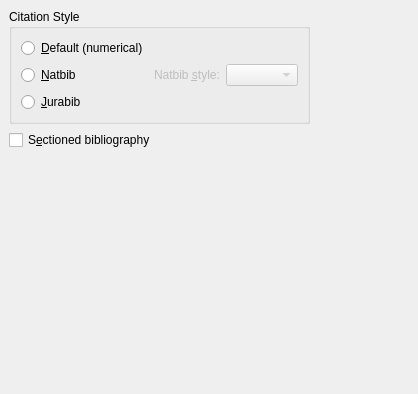
Before: the Qt Designer form src/frontends/qt4/ui/BiblioUi.ui in cburschka/lyx, drawn with Qt 5.
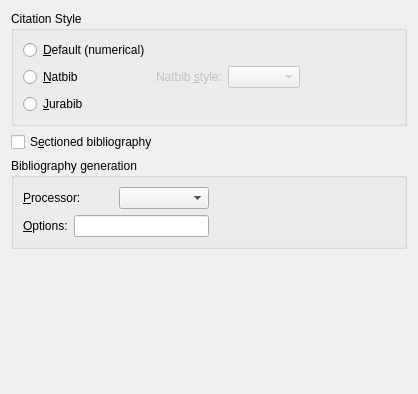
After: the same form once the commit is applied.

Commit message:
* Per-document setting for bibtex and makeindex.
File format change.

```diff
--- a/src/frontends/qt4/ui/BiblioUi.ui
+++ b/src/frontends/qt4/ui/BiblioUi.ui
@@ -12,45 +12,16 @@
   <property name="windowTitle" >
    <string/>
   </property>
-  <layout class="QGridLayout" >
-   <property name="margin" >
-    <number>9</number>
-   </property>
-   <property name="spacing" >
-    <number>6</number>
-   </property>
+  <layout class="QGridLayout" name="gridLayout_3" >
    <item row="0" column="0" >
     <widget class="QGroupBox" name="CiteStyleBG" >
      <property name="title" >
       <string>Citation Style</string>
      </property>
-     <layout class="QGridLayout" >
-      <property name="margin" >
-       <number>9</number>
-      </property>
-      <property name="spacing" >
-       <number>6</number>
-      </property>
-      <item row="2" column="0" >
-       <widget class="QRadioButton" name="citeJurabibRB" >
-        <property name="toolTip" >
-         <string>Use the jurabib styles for law and humanities</string>
-        </property>
-        <property name="text" >
-         <string>&amp;Jurabib</string>
-        </property>
-       </widget>
-      </item>
-      <item row="1" column="0" >
-       <widget class="QRadioButton" name="citeNatbibRB" >
-        <property name="toolTip" >
-         <string>Use the natbib styles for natural sciences and arts</string>
-        </property>
-        <property name="text" >
-         <string>&amp;Natbib</string>
-        </property>
-       </widget>
-      </item>
+     <property name="flat" >
+      <bool>true</bool>
+     </property>
+     <layout class="QGridLayout" name="gridLayout" >
       <item row="0" column="0" >
        <widget class="QRadioButton" name="citeDefaultRB" >
         <property name="toolTip" >
@@ -61,14 +32,24 @@
         </property>
        </widget>
       </item>
+      <item row="1" column="0" >
+       <widget class="QRadioButton" name="citeNatbibRB" >
+        <property name="toolTip" >
+         <string>Use the natbib styles for natural sciences and arts</string>
+        </property>
+        <property name="text" >
+         <string>&amp;Natbib</string>
+        </property>
+       </widget>
+      </item>
       <item row="1" column="1" >
        <layout class="QHBoxLayout" >
-        <property name="margin" >
-         <number>0</number>
-        </property>
         <property name="spacing" >
          <number>6</number>
         </property>
+        <property name="margin" >
+         <number>0</number>
+        </property>
         <item>
          <widget class="QLabel" name="citationStyleL" >
           <property name="enabled" >
@@ -88,9 +69,7 @@
            <bool>false</bool>
           </property>
           <property name="sizePolicy" >
-           <sizepolicy>
-            <hsizetype>0</hsizetype>
-            <vsizetype>0</vsizetype>
+           <sizepolicy vsizetype="Fixed" hsizetype="Fixed" >
             <horstretch>0</horstretch>
             <verstretch>0</verstretch>
            </sizepolicy>
@@ -99,23 +78,33 @@
         </item>
        </layout>
       </item>
+      <item row="1" column="2" >
+       <spacer>
+        <property name="orientation" >
+         <enum>Qt::Horizontal</enum>
+        </property>
+        <property name="sizeHint" stdset="0" >
+         <size>
+          <width>40</width>
+          <height>20</height>
+         </size>
+        </property>
+       </spacer>
+      </item>
+      <item row="2" column="0" >
+       <widget class="QRadioButton" name="citeJurabibRB" >
+        <property name="toolTip" >
+         <string>Use the jurabib styles for law and humanities</string>
+        </property>
+        <property name="text" >
+         <string>&amp;Jurabib</string>
+        </property>
+       </widget>
+      </item>
      </layout>
     </widget>
    </item>
-   <item row="0" column="1" >
-    <spacer>
-     <property name="orientation" >
-      <enum>Qt::Horizontal</enum>
-     </property>
-     <property name="sizeHint" >
-      <size>
-       <width>40</width>
-       <height>20</height>
-      </size>
-     </property>
-    </spacer>
-   </item>
-   <item row="1" column="0" colspan="2" >
+   <item row="1" column="0" >
     <widget class="QCheckBox" name="bibtopicCB" >
      <property name="toolTip" >
       <string>Select this if you want to split your bibliography into sections</string>
@@ -125,7 +114,77 @@
      </property>
     </widget>
    </item>
-   <item row="2" column="0" colspan="2" >
+   <item row="2" column="0" >
+    <widget class="QGroupBox" name="bibtexGB" >
+     <property name="toolTip" >
+      <string>Here you can define an alternative program to or specific options of bibtex.</string>
+     </property>
+     <property name="title" >
+      <string>Bibliography generation</string>
+     </property>
+     <property name="flat" >
+      <bool>true</bool>
+     </property>
+     <layout class="QGridLayout" name="gridLayout_2" >
+      <item row="0" column="0" >
+       <layout class="QHBoxLayout" name="horizontalLayout" >
+        <item>
+         <widget class="QLabel" name="bibtexLA" >
+          <property name="text" >
+           <string>&amp;Processor:</string>
+          </property>
+          <property name="buddy" >
+           <cstring>bibtexCO</cstring>
+          </property>
+         </widget>
+        </item>
+        <item>
+         <widget class="QComboBox" name="bibtexCO" >
+          <property name="toolTip" >
+           <string>Select a processor</string>
+          </property>
+         </widget>
+        </item>
+       </layout>
+      </item>
+      <item rowspan="2" row="0" column="1" >
+       <spacer name="horizontalSpacer" >
+        <property name="orientation" >
+         <enum>Qt::Horizontal</enum>
+        </property>
+        <property name="sizeHint" stdset="0" >
+         <size>
+          <width>183</width>
+          <height>20</height>
+         </size>
+        </property>
+       </spacer>
+      </item>
+      <item row="1" column="0" >
+       <layout class="QHBoxLayout" name="horizontalLayout_2" >
+        <item>
+         <widget class="QLabel" name="bibtexOptionsLA" >
+          <property name="text" >
+           <string>&amp;Options:</string>
+          </property>
+          <property name="buddy" >
+           <cstring>bibtexOptionsED</cstring>
+          </property>
+         </widget>
+        </item>
+        <item>
+         <widget class="QLineEdit" name="bibtexOptionsED" >
+          <property name="toolTip" >
+           <string>Define options such as --min-crossrefs (see man bibtex).</string>
+          </property>
+         </widget>
+        </item>
+       </layout>
+      </item>
+     </layout>
+    </widget>
+   </item>
+   <item row="3" column="0" >
     <spacer>
      <property name="orientation" >
       <enum>Qt::Vertical</enum>
```
Left out of the diff: 2 changed lines with no effect on the pictures. The commit also changes 13 other files.
